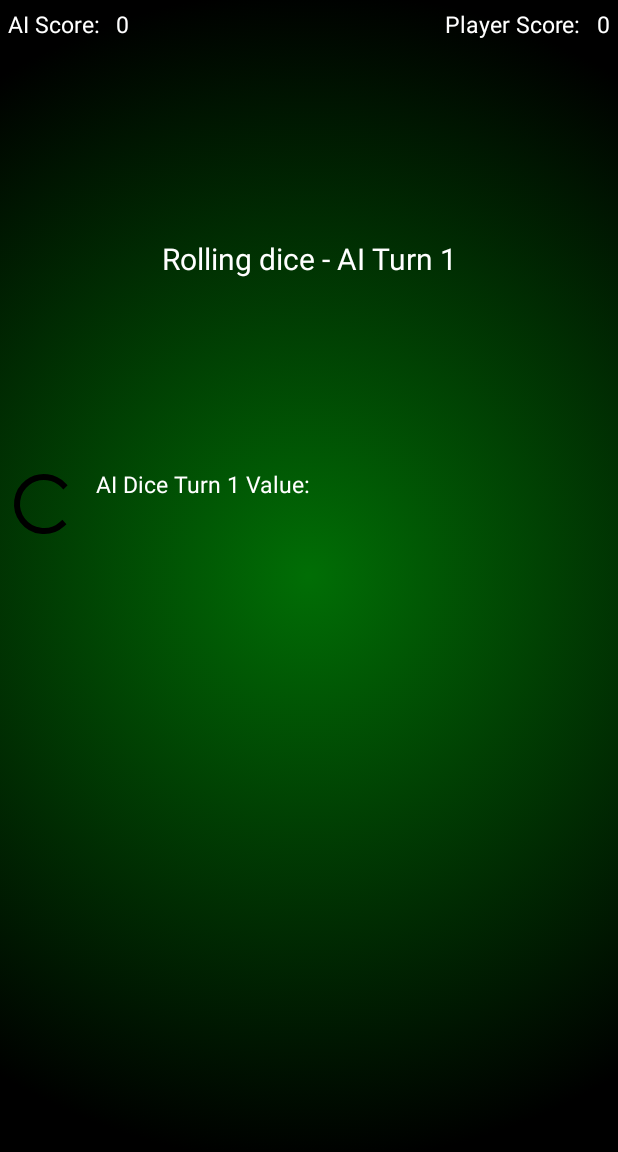
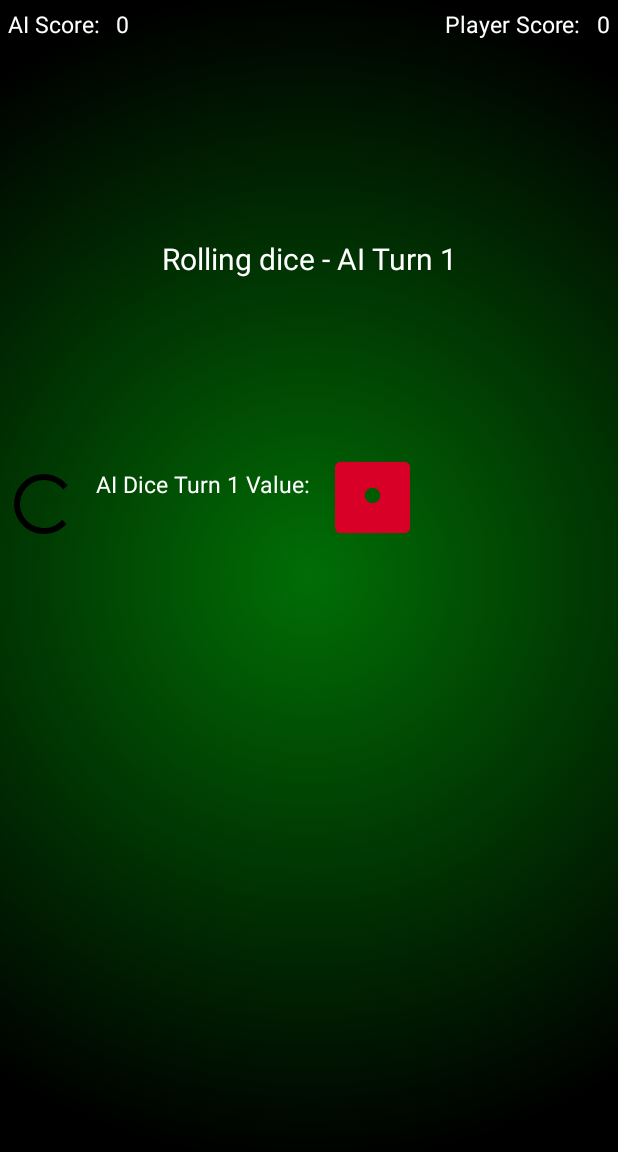
Before and after one commit to mamb97/diceGame, an Android app: the DiceActivity screen opened directly, with no data from a screen before it, on a phone screen of 412 x 824 dp, the part 84-1236 px from its top. Run offline under Robolectric (Android 15) with nearby library versions, the phone set to English and light mode, and no system bars; 1 statement that could not run was skipped.

```diff
--- /dev/null
+++ b/app/src/main/res/anim/rotate.xml
@@ -0,0 +1,10 @@
+<?xml version="1.0" encoding="utf-8"?>
+<set xmlns:android="http://schemas.android.com/apk/res/android">
+<rotate
+    android:fromDegrees="0"
+    android:toDegrees="720"
+    android:pivotX="50%"
+    android:pivotY="50%" >
+
+</rotate>
+</set>
--- a/app/src/main/res/layout/activity_dice.xml
+++ b/app/src/main/res/layout/activity_dice.xml
@@ -133,6 +133,12 @@
                         android:textColor="@color/white"
                         android:textSize="15sp"
                         android:padding="5dp"/>
+                <ImageView
+                    android:id="@+id/dice_image1"
+                    android:layout_width="50dp"
+                    android:layout_height="50dp"
+                    android:src="@drawable/dice1">
+                </ImageView>
             </LinearLayout>
             <LinearLayout
                 android:id="@+id/row32"
@@ -166,6 +172,12 @@
                     android:textColor="@color/white"
                     android:textSize="15sp"
                     android:padding="5dp"/>
+                <ImageView
+                    android:id="@+id/dice_image2"
+                    android:layout_width="50dp"
+                    android:layout_height="50dp"
+                    android:src="@drawable/dice1">
+                </ImageView>
             </LinearLayout>
             <LinearLayout
                 android:id="@+id/row33"
@@ -237,6 +249,13 @@
                     app:layout_constraintEnd_toEndOf="parent"
                     android:textSize="15sp"
                     android:padding="5dp"/>
+                <ImageView
+                    android:id="@+id/dice_image3"
+                    android:layout_width="50dp"
+                    android:layout_height="50dp"
+                    android:src="@drawable/dice1">
+                </ImageView>
+
             </LinearLayout>
         </LinearLayout>
     </LinearLayout>
```
Also changed, not shown: app/src/main/java/com/example/dicegame/DiceActivity.java (+68 -2 lines).
